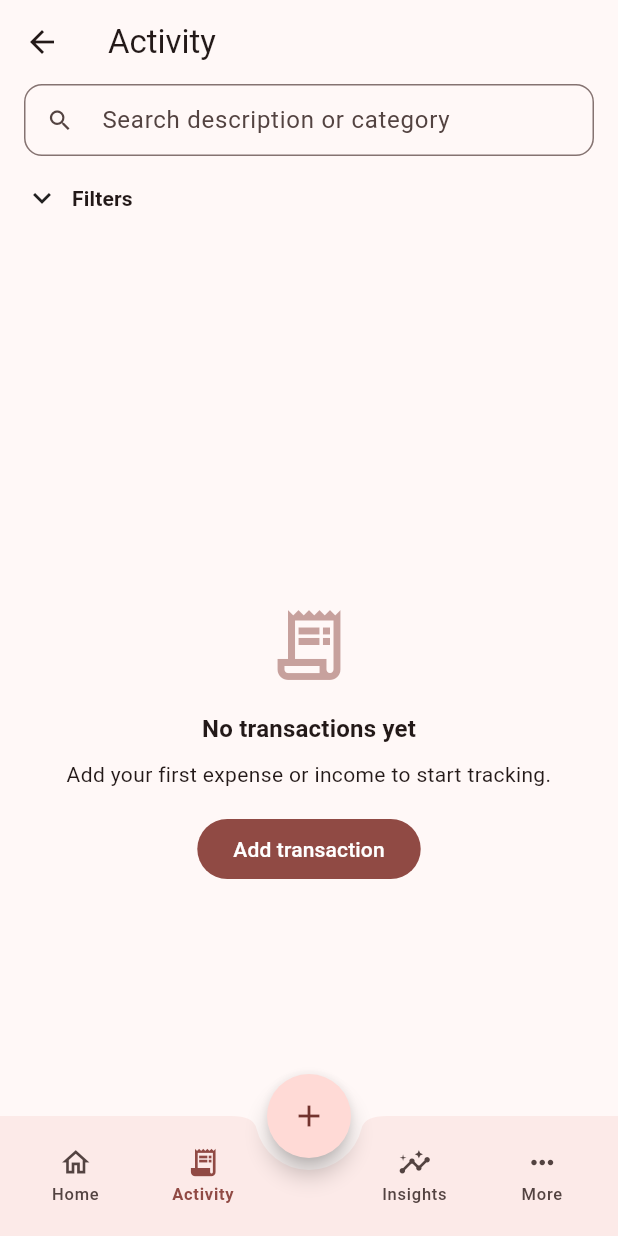
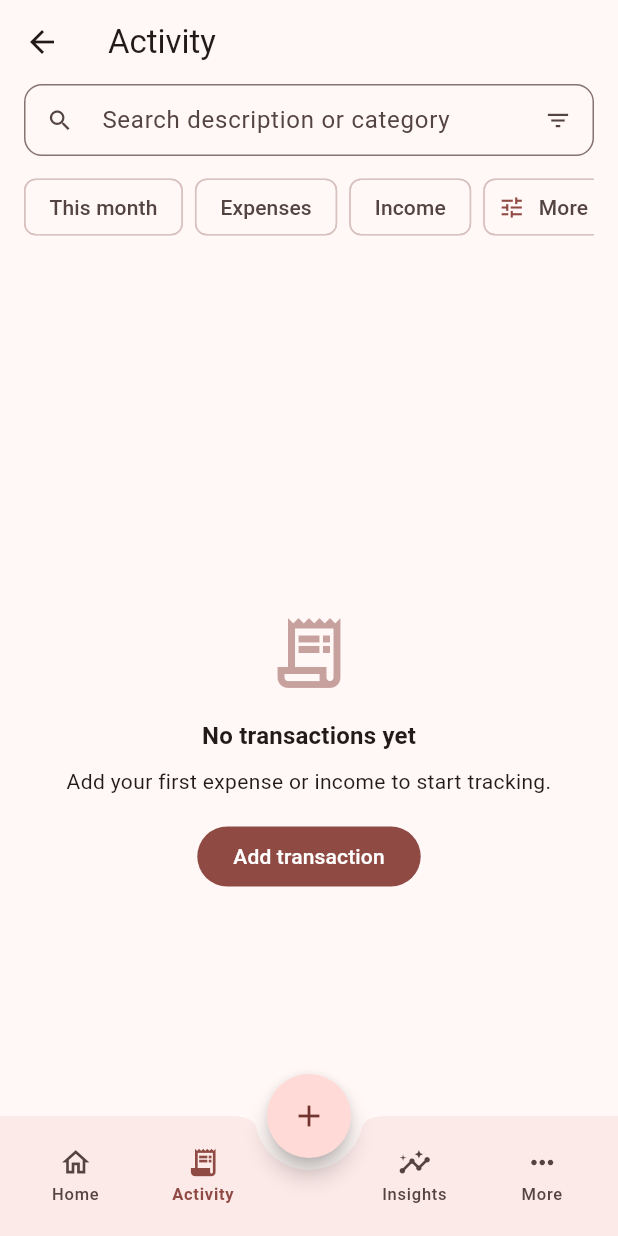
Before and after one commit to arslanriaz038/expense_tracking_app, a Flutter app: the MainShellPage screen opened directly, item 2 of the bottom bar chosen, on a phone screen of 412 x 824 dp. Run offline on Flutter 3.47's test engine with Material 3 defaults, Android fonts, the phone set to English and light mode, and no system bars; our stand-ins replace cloud_firestore, equatable, firebase_auth, firebase_core, firebase_storage, fl_chart and 7 more; accounts and stored records are empty.

Commit message:
Add activity filters sheet and chip UI
Introduce a modal filters sheet and refactor the activity tab to use chip-based filtering.

- Add lib/widgets/activity_filters_sheet.dart: a bottom sheet to pick period, type and category with Apply/Clear actions.
- Extend lib/utils/expense_list_filters.dart: add helpers (isDefault, activeFilterCount, hasAdvancedFilters), clearFilters, activeTags and ActiveFilterTag to support badge counts and removable tags.
- Update lib/views/main_shell/tabs/activity_tab.dart: replace the expandable filter panel with horizontal FilterChips, add _openFiltersSheet, _toggleThisMonth, _toggleType helpers, show active filter InputChips with remove actions, and add a compact search suffix widget that shows a filter badge and opens the sheet.

These changes simplify filter UX, enable a dedicated filters sheet, and provide active filter badges/tags for easier management.

```diff
--- a/lib/utils/expense_list_filters.dart
+++ b/lib/utils/expense_list_filters.dart
@@ -32,6 +32,64 @@ class ExpenseListFilters {
     );
   }
 
+  bool get isDefault =>
+      dateFilter == ExpenseDateFilter.all &&
+      typeFilter == null &&
+      category == null;
+
+  /// Active filters excluding search (used for badge count).
+  int get activeFilterCount {
+    var count = 0;
+    if (dateFilter != ExpenseDateFilter.all) count++;
+    if (typeFilter != null) count++;
+    if (category != null) count++;
+    return count;
+  }
+
+  /// True when category is set or date is not a quick-filter preset.
+  bool get hasAdvancedFilters =>
+      category != null ||
+      (dateFilter != ExpenseDateFilter.all &&
+          dateFilter != ExpenseDateFilter.thisMonth);
+
+  ExpenseListFilters clearFilters({bool keepSearch = true}) {
+    return ExpenseListFilters(
+      searchQuery: keepSearch ? searchQuery : '',
+    );
+  }
+
+  List<ActiveFilterTag> activeTags() {
+    final tags = <ActiveFilterTag>[];
+    if (dateFilter != ExpenseDateFilter.all) {
+      tags.add(
+        ActiveFilterTag(
+          id: 'date',
+          label: dateFilter.label,
+          applyRemove: (f) => f.copyWith(dateFilter: ExpenseDateFilter.all),
+        ),
+      );
+    }
+    if (typeFilter != null) {
+      tags.add(
+        ActiveFilterTag(
+          id: 'type',
+          label: typeFilter!.label,
+          applyRemove: (f) => f.copyWith(clearTypeFilter: true),
+        ),
+      );
+    }
+    if (category != null) {
+      tags.add(
+        ActiveFilterTag(
+          id: 'category',
+          label: category!,
+          applyRemove: (f) => f.copyWith(clearCategory: true),
+        ),
+      );
+    }
+    return tags;
+  }
+
   List<Expense> apply(List<Expense> expenses, DateTime now) {
     final query = searchQuery.trim().toLowerCase();
 
@@ -53,6 +111,18 @@ class ExpenseListFilters {
       return true;
     }).toList();
   }
+}
+
+class ActiveFilterTag {
+  const ActiveFilterTag({
+    required this.id,
+    required this.label,
+    required this.applyRemove,
+  });
+
+  final String id;
+  final String label;
+  final ExpenseListFilters Function(ExpenseListFilters filters) applyRemove;
 }
 
 class ExpenseTotals {
--- a/lib/views/main_shell/tabs/activity_tab.dart
+++ b/lib/views/main_shell/tabs/activity_tab.dart
@@ -4,6 +4,7 @@ import 'package:expense_tracking_app/models/expense.dart';
 import 'package:expense_tracking_app/utils/expense_date_filter.dart';
 import 'package:expense_tracking_app/utils/expense_list_filters.dart';
 import 'package:expense_tracking_app/views/add_expense/cubit/expenses_cubit.dart';
+import 'package:expense_tracking_app/widgets/activity_filters_sheet.dart';
 import 'package:expense_tracking_app/widgets/expense_item_card.dart';
 import 'package:expense_tracking_app/widgets/transaction_empty_state.dart';
 import 'package:flutter/material.dart';
@@ -27,12 +28,45 @@ class ActivityTab extends StatefulWidget {
 class ActivityTabState extends State<ActivityTab> {
   ExpenseListFilters _filters = const ExpenseListFilters();
   final _searchController = TextEditingController();
-  bool _filtersExpanded = false;
 
   void applyFilters(ExpenseListFilters filters) {
     setState(() {
       _filters = filters;
       _searchController.text = filters.searchQuery;
+    });
+  }
+
+  Future<void> _openFiltersSheet(BuildContext context) async {
+    final cubit = context.read<ExpensesCubit>();
+    final result = await showActivityFiltersSheet(
+      context: context,
+      initialFilters: _filters,
+      categories: cubit.allCategories,
+    );
+    if (result != null && mounted) {
+      applyFilters(
+        result.copyWith(searchQuery: _searchController.text),
+      );
+    }
+  }
+
+  void _toggleThisMonth() {
+    setState(() {
+      _filters = _filters.copyWith(
+        dateFilter: _filters.dateFilter == ExpenseDateFilter.thisMonth
+            ? ExpenseDateFilter.all
+            : ExpenseDateFilter.thisMonth,
+      );
+    });
+  }
+
+  void _toggleType(ExpenseType type) {
+    setState(() {
+      if (_filters.typeFilter == type) {
+        _filters = _filters.copyWith(clearTypeFilter: true);
+      } else {
+        _filters = _filters.copyWith(typeFilter: type);
+      }
     });
   }
 
@@ -65,6 +99,8 @@ class ActivityTabState extends State<ActivityTab> {
         );
         final sortedDates = grouped.keys.toList()
           ..sort((a, b) => b.compareTo(a));
+        final activeTags = _filters.activeTags();
+        final filterCount = _filters.activeFilterCount;
 
         return Scaffold(
           appBar: AppBar(
@@ -86,9 +122,10 @@ class ActivityTabState extends State<ActivityTab> {
                           decoration: InputDecoration(
                             hintText: 'Search description or category',
                             prefixIcon: const Icon(Icons.search),
-                            suffixIcon: _searchController.text.isNotEmpty
-                                ? IconButton(
-                                    onPressed: () {
+                            suffixIcon: _ActivitySearchSuffix(
+                              showClear: _searchController.text.isNotEmpty,
+                              filterCount: filterCount,
+                              onClearSearch: () {
                                 _searchController.clear();
                                 setState(
                                   () => _filters = _filters.copyWith(
@@ -96,9 +133,8 @@ class ActivityTabState extends State<ActivityTab> {
                                   ),
                                 );
                               },
-                                    icon: const Icon(Icons.clear),
-                                  )
-                                : null,
+                              onOpenFilters: () => _openFiltersSheet(context),
+                            ),
                             border: OutlineInputBorder(
                               borderRadius: BorderRadius.circular(12),
                             ),
@@ -112,141 +148,82 @@ class ActivityTabState extends State<ActivityTab> {
                             );
                           },
                         ),
-                        const SizedBox(height: 8),
-                        InkWell(
-                          onTap: () {
-                            setState(() => _filtersExpanded = !_filtersExpanded);
-                          },
-                          borderRadius: BorderRadius.circular(8),
-                          child: Padding(
-                            padding: const EdgeInsets.symmetric(vertical: 8),
-                            child: Row(
-                              children: [
-                                Icon(
-                                  _filtersExpanded
-                                      ? Icons.expand_less
-                                      : Icons.expand_more,
-                                ),
-                                const SizedBox(width: 8),
-                                Text(
-                                  'Filters',
-                                  style: Theme.of(context)
-                                      .textTheme
-                                      .titleSmall
-                                      ?.copyWith(fontWeight: FontWeight.w600),
-                                ),
-                                const Spacer(),
-                                if (_filters.dateFilter !=
-                                        ExpenseDateFilter.all ||
-                                    _filters.typeFilter != null ||
-                                    _filters.category != null)
-                                  Text(
-                                    'Active',
-                                    style: Theme.of(context)
-                                        .textTheme
-                                        .labelSmall
-                                        ?.copyWith(
-                                          color: Theme.of(context)
-                                              .colorScheme
-                                              .primary,
-                                        ),
-                                  ),
-                              ],
-                            ),
-                          ),
-                        ),
-                        if (_filtersExpanded) ...[
-                          SingleChildScrollView(
-                            scrollDirection: Axis.horizontal,
-                            child: Row(
-                              children:
-                                  ExpenseDateFilter.values.map((filter) {
-                                return Padding(
-                                  padding: const EdgeInsets.only(right: 8),
-                                  child: FilterChip(
-                                    label: Text(filter.label),
-                                    selected: _filters.dateFilter == filter,
-                                    onSelected: (_) {
-                                      setState(
-                                        () => _filters = _filters.copyWith(
-                                          dateFilter: filter,
-                                        ),
-                                      );
-                                    },
-                                  ),
-                                );
-                              }).toList(),
-                            ),
-                          ),
-                          const SizedBox(height: 8),
+                        const SizedBox(height: 10),
                         SingleChildScrollView(
                           scrollDirection: Axis.horizontal,
                           child: Row(
                             children: [
                               FilterChip(
-                                  label: const Text('All types'),
-                                  selected: _filters.typeFilter == null,
-                                  onSelected: (_) {
-                                    setState(
-                                      () => _filters = _filters.copyWith(
-                                        clearTypeFilter: true,
-                                      ),
-                                    );
-                                  },
+                                label: const Text('This month'),
+                                selected: _filters.dateFilter ==
+                                    ExpenseDateFilter.thisMonth,
+                                onSelected: (_) => _toggleThisMonth(),
                               ),
                               const SizedBox(width: 8),
-                                for (final type in ExpenseType.values)
-                                  Padding(
-                                    padding: const EdgeInsets.only(right: 8),
-                                    child: FilterChip(
-                                      label: Text(type.label),
-                                      selected: _filters.typeFilter == type,
-                                      onSelected: (_) {
-                                        setState(
-                                          () => _filters = _filters.copyWith(
-                                            typeFilter: type,
+                              FilterChip(
+                                label: const Text('Expenses'),
+                                selected:
+                                    _filters.typeFilter == ExpenseType.expense,
+                                onSelected: (_) =>
+                                    _toggleType(ExpenseType.expense),
                               ),
-                                        );
-                                      },
+                              const SizedBox(width: 8),
+                              FilterChip(
+                                label: const Text('Income'),
+                                selected:
+                                    _filters.typeFilter == ExpenseType.income,
+                                onSelected: (_) =>
+                                    _toggleType(ExpenseType.income),
                               ),
+                              const SizedBox(width: 8),
+                              FilterChip(
+                                label: const Text('More filters'),
+                                selected: _filters.hasAdvancedFilters,
+                                avatar: _filters.hasAdvancedFilters
+                                    ? Icon(
+                                        Icons.tune,
+                                        size: 18,
+                                        color: Theme.of(context)
+                                            .colorScheme
+                                            .primary,
+                                      )
+                                    : const Icon(Icons.tune, size: 18),
+                                onSelected: (_) => _openFiltersSheet(context),
                               ),
                             ],
                           ),
                         ),
-                          const SizedBox(height: 8),
-                          SingleChildScrollView(
-                            scrollDirection: Axis.horizontal,
-                            child: Row(
+                        if (activeTags.isNotEmpty) ...[
+                          const SizedBox(height: 10),
+                          Row(
+                            crossAxisAlignment: CrossAxisAlignment.start,
                             children: [
-                                FilterChip(
-                                  label: const Text('All categories'),
-                                  selected: _filters.category == null,
-                                  onSelected: (_) {
+                              Expanded(
+                                child: Wrap(
+                                  spacing: 8,
+                                  runSpacing: 4,
+                                  children: activeTags.map((tag) {
+                                    return InputChip(
+                                      label: Text(tag.label),
+                                      onDeleted: () {
                                         setState(
-                                      () => _filters = _filters.copyWith(
-                                        clearCategory: true,
-                                      ),
+                                          () => _filters =
+                                              tag.applyRemove(_filters),
                                         );
                                       },
+                                    );
+                                  }).toList(),
                                 ),
-                                const SizedBox(width: 8),
-                                for (final category in cubit.allCategories)
-                                  Padding(
-                                    padding: const EdgeInsets.only(right: 8),
-                                    child: FilterChip(
-                                      label: Text(category),
-                                      selected: _filters.category == category,
-                                      onSelected: (_) {
+                              ),
+                              TextButton(
+                                onPressed: () {
                                   setState(
-                                          () => _filters = _filters.copyWith(
-                                            category: category,
-                                          ),
+                                    () => _filters = _filters.clearFilters(),
                                   );
                                 },
-                                    ),
+                                child: const Text('Clear'),
                               ),
                             ],
-                            ),
                           ),
                         ],
                         const SizedBox(height: 8),
@@ -322,3 +299,41 @@ class ActivityTabState extends State<ActivityTab> {
     );
   }
 }
+
+class _ActivitySearchSuffix extends StatelessWidget {
+  const _ActivitySearchSuffix({
+    required this.showClear,
+    required this.filterCount,
+    required this.onClearSearch,
+    required this.onOpenFilters,
+  });
+
+  final bool showClear;
+  final int filterCount;
+  final VoidCallback onClearSearch;
+  final VoidCallback onOpenFilters;
+
+  @override
+  Widget build(BuildContext context) {
+    return Row(
+      mainAxisSize: MainAxisSize.min,
+      children: [
+        if (showClear)
+          IconButton(
+            onPressed: onClearSearch,
+            icon: const Icon(Icons.clear),
+            tooltip: 'Clear search',
+          ),
+        Badge(
+          isLabelVisible: filterCount > 0,
+          label: Text('$filterCount'),
+          child: IconButton(
+            onPressed: onOpenFilters,
+            icon: const Icon(Icons.filter_list),
+            tooltip: 'Filters',
+          ),
+        ),
+      ],
+    );
+  }
+}
```
Also changed, not shown: lib/widgets/activity_filters_sheet.dart (added, +174 -0 lines). Lines whose indentation alone changed are shown as unchanged.
